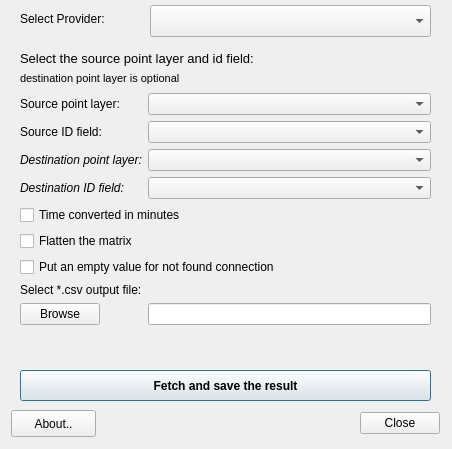
This is ui/osrm_table_dialog_base.ui in strues-maps/qgis_osrm as Qt 5 draws it before an edit. The edited form follows.
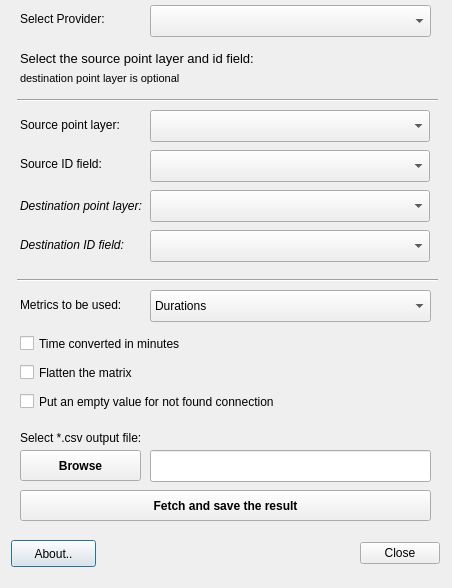
This is the edited form. Custom widgets are drawn as their Qt base class.

Commit message: add distance matrix option

The edit to the form file:
```diff
--- a/ui/osrm_table_dialog_base.ui
+++ b/ui/osrm_table_dialog_base.ui
@@ -7,37 +7,17 @@
     <x>0</x>
     <y>0</y>
     <width>452</width>
-    <height>449</height>
+    <height>588</height>
    </rect>
   </property>
   <property name="windowTitle">
    <string>OSRM: Get a time-distance matrix with OSRM</string>
   </property>
-  <widget class="QPushButton" name="pushButton_fetch">
-   <property name="geometry">
-    <rect>
-     <x>20</x>
-     <y>370</y>
-     <width>411</width>
-     <height>31</height>
-    </rect>
-   </property>
-   <property name="font">
-    <font>
-     <pointsize>9</pointsize>
-     <weight>75</weight>
-     <bold>true</bold>
-    </font>
-   </property>
-   <property name="text">
-    <string>Fetch and save the result</string>
-   </property>
-  </widget>
   <widget class="QPushButton" name="pushButton_about">
    <property name="geometry">
     <rect>
      <x>11</x>
-     <y>410</y>
+     <y>540</y>
      <width>85</width>
      <height>27</height>
     </rect>
@@ -50,7 +30,7 @@
    <property name="geometry">
     <rect>
      <x>350</x>
-     <y>410</y>
+     <y>540</y>
      <width>90</width>
      <height>27</height>
     </rect>
@@ -62,166 +42,6 @@
     <set>QDialogButtonBox::Close</set>
    </property>
   </widget>
-  <widget class="QWidget" name="layoutWidget">
-   <property name="geometry">
-    <rect>
-     <x>20</x>
-     <y>93</y>
-     <width>411</width>
-     <height>271</height>
-    </rect>
-   </property>
-   <layout class="QFormLayout" name="formLayout">
-    <property name="fieldGrowthPolicy">
-     <enum>QFormLayout::AllNonFixedFieldsGrow</enum>
-    </property>
-    <item row="1" column="0">
-     <widget class="QLabel" name="label_3">
-      <property name="font">
-       <font>
-        <family>Arial</family>
-        <pointsize>9</pointsize>
-       </font>
-      </property>
-      <property name="text">
-       <string>Source point layer:</string>
-      </property>
-     </widget>
-    </item>
-    <item row="1" column="1">
-     <widget class="QgsMapLayerComboBox" name="comboBox_layer"/>
-    </item>
-    <item row="2" column="0">
-     <widget class="QLabel" name="label_5">
-      <property name="font">
-       <font>
-        <family>Arial</family>
-        <pointsize>9</pointsize>
-       </font>
-      </property>
-      <property name="text">
-       <string>Source ID field:</string>
-      </property>
-     </widget>
-    </item>
-    <item row="2" column="1">
-     <widget class="QgsFieldComboBox" name="comboBox_idfield"/>
-    </item>
-    <item row="4" column="0">
-     <widget class="QLabel" name="label_6">
-      <property name="font">
-       <font>
-        <family>Arial</family>
-        <pointsize>9</pointsize>
-        <italic>true</italic>
-       </font>
-      </property>
-      <property name="text">
-       <string>Destination point layer:</string>
-      </property>
-     </widget>
-    </item>
-    <item row="4" column="1">
-     <widget class="QgsMapLayerComboBox" name="comboBox_layer_2"/>
-    </item>
-    <item row="5" column="0">
-     <widget class="QLabel" name="label_7">
-      <property name="font">
-       <font>
-        <family>Arial</family>
-        <pointsize>9</pointsize>
-        <italic>true</italic>
-       </font>
-      </property>
-      <property name="text">
-       <string>Destination ID field:</string>
-      </property>
-     </widget>
-    </item>
-    <item row="5" column="1">
-     <widget class="QgsFieldComboBox" name="comboBox_idfield_2"/>
-    </item>
-    <item row="6" column="0" colspan="2">
-     <widget class="QCheckBox" name="checkBox_minutes">
-      <property name="font">
-       <font>
-        <family>Arial</family>
-        <pointsize>9</pointsize>
-        <italic>false</italic>
-       </font>
-      </property>
-      <property name="text">
-       <string>Time converted in minutes</string>
-      </property>
-     </widget>
-    </item>
-    <item row="7" column="0" colspan="2">
-     <widget class="QCheckBox" name="checkBox_flatten">
-      <property name="font">
-       <font>
-        <family>Arial</family>
-        <pointsize>9</pointsize>
-       </font>
-      </property>
-      <property name="text">
-       <string>Flatten the matrix </string>
-      </property>
-     </widget>
-    </item>
-    <item row="8" column="0" colspan="2">
-     <widget class="QCheckBox" name="checkBox_empty_val">
-      <property name="enabled">
-       <bool>true</bool>
-      </property>
-      <property name="font">
-       <font>
-        <family>Arial</family>
-        <pointsize>9</pointsize>
-       </font>
-      </property>
-      <property name="text">
-       <string>Put an empty value for not found connection</string>
-      </property>
-     </widget>
-    </item>
-    <item row="10" column="0" colspan="2">
-     <widget class="QLabel" name="label_4">
-      <property name="font">
-       <font>
-        <family>Arial</family>
-        <pointsize>9</pointsize>
-       </font>
-      </property>
-      <property name="text">
-       <string>Select *.csv output file:</string>
-      </property>
-     </widget>
-    </item>
-    <item row="12" column="0">
-     <widget class="QPushButton" name="pushButton_browse">
-      <property name="text">
-       <string>Browse</string>
-      </property>
-      <property name="autoDefault">
-       <bool>true</bool>
-      </property>
-      <property name="default">
-       <bool>false</bool>
-      </property>
-      <property name="flat">
-       <bool>false</bool>
-      </property>
-     </widget>
-    </item>
-    <item row="12" column="1">
-     <widget class="QLineEdit" name="lineEdit_output">
-      <property name="text">
-       <string/>
-      </property>
-     </widget>
-    </item>
-   </layout>
-  </widget>
   <widget class="QLabel" name="label_8">
    <property name="geometry">
     <rect>
@@ -289,6 +109,331 @@
     <string>destination point layer is optional</string>
    </property>
   </widget>
+  <widget class="QLabel" name="label_3">
+   <property name="geometry">
+    <rect>
+     <x>20</x>
+     <y>113</y>
+     <width>100</width>
+     <height>23</height>
+    </rect>
+   </property>
+   <property name="font">
+    <font>
+     <family>Arial</family>
+     <pointsize>9</pointsize>
+    </font>
+   </property>
+   <property name="text">
+    <string>Source point layer:</string>
+   </property>
+  </widget>
+  <widget class="QgsMapLayerComboBox" name="comboBox_layer">
+   <property name="geometry">
+    <rect>
+     <x>150</x>
+     <y>110</y>
+     <width>280</width>
+     <height>32</height>
+    </rect>
+   </property>
+  </widget>
+  <widget class="QLabel" name="label_5">
+   <property name="geometry">
+    <rect>
+     <x>20</x>
+     <y>152</y>
+     <width>82</width>
+     <height>24</height>
+    </rect>
+   </property>
+   <property name="font">
+    <font>
+     <family>Arial</family>
+     <pointsize>9</pointsize>
+    </font>
+   </property>
+   <property name="text">
+    <string>Source ID field:</string>
+   </property>
+  </widget>
+  <widget class="QgsFieldComboBox" name="comboBox_idfield">
+   <property name="geometry">
+    <rect>
+     <x>150</x>
+     <y>150</y>
+     <width>280</width>
+     <height>32</height>
+    </rect>
+   </property>
+  </widget>
+  <widget class="QgsMapLayerComboBox" name="comboBox_layer_2">
+   <property name="geometry">
+    <rect>
+     <x>150</x>
+     <y>190</y>
+     <width>280</width>
+     <height>32</height>
+    </rect>
+   </property>
+  </widget>
+  <widget class="QLabel" name="label_6">
+   <property name="geometry">
+    <rect>
+     <x>20</x>
+     <y>199</y>
+     <width>123</width>
+     <height>14</height>
+    </rect>
+   </property>
+   <property name="font">
+    <font>
+     <family>Arial</family>
+     <pointsize>9</pointsize>
+     <italic>true</italic>
+    </font>
+   </property>
+   <property name="text">
+    <string>Destination point layer:</string>
+   </property>
+  </widget>
+  <widget class="QgsFieldComboBox" name="comboBox_idfield_2">
+   <property name="geometry">
+    <rect>
+     <x>150</x>
+     <y>230</y>
+     <width>280</width>
+     <height>32</height>
+    </rect>
+   </property>
+  </widget>
+  <widget class="QLabel" name="label_7">
+   <property name="geometry">
+    <rect>
+     <x>20</x>
+     <y>234</y>
+     <width>105</width>
+     <height>22</height>
+    </rect>
+   </property>
+   <property name="font">
+    <font>
+     <family>Arial</family>
+     <pointsize>9</pointsize>
+     <italic>true</italic>
+    </font>
+   </property>
+   <property name="text">
+    <string>Destination ID field:</string>
+   </property>
+  </widget>
+  <widget class="QCheckBox" name="checkBox_flatten">
+   <property name="geometry">
+    <rect>
+     <x>20</x>
+     <y>361</y>
+     <width>409</width>
+     <height>23</height>
+    </rect>
+   </property>
+   <property name="font">
+    <font>
+     <family>Arial</family>
+     <pointsize>9</pointsize>
+    </font>
+   </property>
+   <property name="text">
+    <string>Flatten the matrix </string>
+   </property>
+  </widget>
+  <widget class="QCheckBox" name="checkBox_empty_val">
+   <property name="enabled">
+    <bool>true</bool>
+   </property>
+   <property name="geometry">
+    <rect>
+     <x>20</x>
+     <y>390</y>
+     <width>409</width>
+     <height>23</height>
+    </rect>
+   </property>
+   <property name="font">
+    <font>
+     <family>Arial</family>
+     <pointsize>9</pointsize>
+    </font>
+   </property>
+   <property name="text">
+    <string>Put an empty value for not found connection</string>
+   </property>
+  </widget>
+  <widget class="QCheckBox" name="checkBox_minutes">
+   <property name="geometry">
+    <rect>
+     <x>20</x>
+     <y>332</y>
+     <width>409</width>
+     <height>23</height>
+    </rect>
+   </property>
+   <property name="font">
+    <font>
+     <family>Arial</family>
+     <pointsize>9</pointsize>
+     <italic>false</italic>
+    </font>
+   </property>
+   <property name="text">
+    <string>Time converted in minutes</string>
+   </property>
+  </widget>
+  <widget class="QLabel" name="label_4">
+   <property name="geometry">
+    <rect>
+     <x>20</x>
+     <y>430</y>
+     <width>121</width>
+     <height>16</height>
+    </rect>
+   </property>
+   <property name="font">
+    <font>
+     <family>Arial</family>
+     <pointsize>9</pointsize>
+    </font>
+   </property>
+   <property name="text">
+    <string>Select *.csv output file:</string>
+   </property>
+  </widget>
+  <widget class="QLineEdit" name="lineEdit_output">
+   <property name="geometry">
+    <rect>
+     <x>150</x>
+     <y>450</y>
+     <width>281</width>
+     <height>32</height>
+    </rect>
+   </property>
+   <property name="text">
+    <string/>
+   </property>
+  </widget>
+  <widget class="QPushButton" name="pushButton_fetch">
+   <property name="geometry">
+    <rect>
+     <x>20</x>
+     <y>490</y>
+     <width>411</width>
+     <height>31</height>
+    </rect>
+   </property>
+   <property name="font">
+    <font>
+     <pointsize>9</pointsize>
+     <weight>75</weight>
+     <bold>true</bold>
+    </font>
+   </property>
+   <property name="text">
+    <string>Fetch and save the result</string>
+   </property>
+  </widget>
+  <widget class="Line" name="line">
+   <property name="geometry">
+    <rect>
+     <x>17</x>
+     <y>270</y>
+     <width>421</width>
+     <height>20</height>
+    </rect>
+   </property>
+   <property name="orientation">
+    <enum>Qt::Horizontal</enum>
+   </property>
+  </widget>
+  <widget class="Line" name="line_2">
+   <property name="geometry">
+    <rect>
+     <x>17</x>
+     <y>90</y>
+     <width>421</width>
+     <height>20</height>
+    </rect>
+   </property>
+   <property name="orientation">
+    <enum>Qt::Horizontal</enum>
+   </property>
+  </widget>
+  <widget class="QLabel" name="label_10">
+   <property name="geometry">
+    <rect>
+     <x>20</x>
+     <y>294</y>
+     <width>105</width>
+     <height>22</height>
+    </rect>
+   </property>
+   <property name="font">
+    <font>
+     <family>Arial</family>
+     <pointsize>9</pointsize>
+     <italic>false</italic>
+    </font>
+   </property>
+   <property name="text">
+    <string>Metrics to be used:</string>
+   </property>
+  </widget>
+  <widget class="QPushButton" name="pushButton_browse">
+   <property name="geometry">
+    <rect>
+     <x>20</x>
+     <y>450</y>
+     <width>121</width>
+     <height>31</height>
+    </rect>
+   </property>
+   <property name="font">
+    <font>
+     <pointsize>9</pointsize>
+     <weight>75</weight>
+     <bold>true</bold>
+    </font>
+   </property>
+   <property name="text">
+    <string>Browse</string>
+   </property>
+  </widget>
+  <widget class="QComboBox" name="combo_box_metrics">
+   <property name="font">
+    <font>
+     <family>Arial</family>
+     <pointsize>9</pointsize>
+     <italic>false</italic>
+    </font>
+   </property>
+   <property name="geometry">
+    <rect>
+     <x>150</x>
+     <y>290</y>
+     <width>281</width>
+     <height>32</height>
+    </rect>
+   </property>
+   <item>
+    <property name="text">
+     <string>Durations</string>
+    </property>
+   </item>
+   <item>
+    <property name="text">
+     <string>Distances</string>
+    </property>
+   </item>
+  </widget>
+  <zorder>combo_box_provider</zorder>
   <zorder>pushButton_about</zorder>
   <zorder>close_button_box</zorder>
   <zorder>layoutWidget</zorder>
```
Left out of the diff: 22 changed lines with no effect on the pictures. The commit also changes 3 other files.
